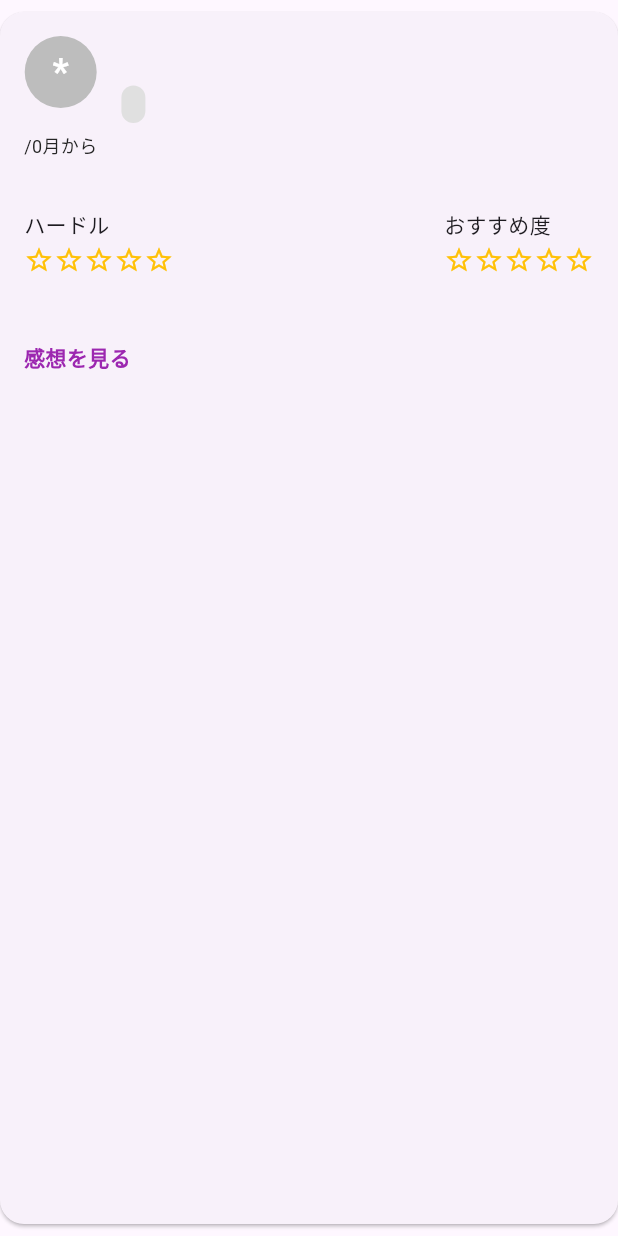
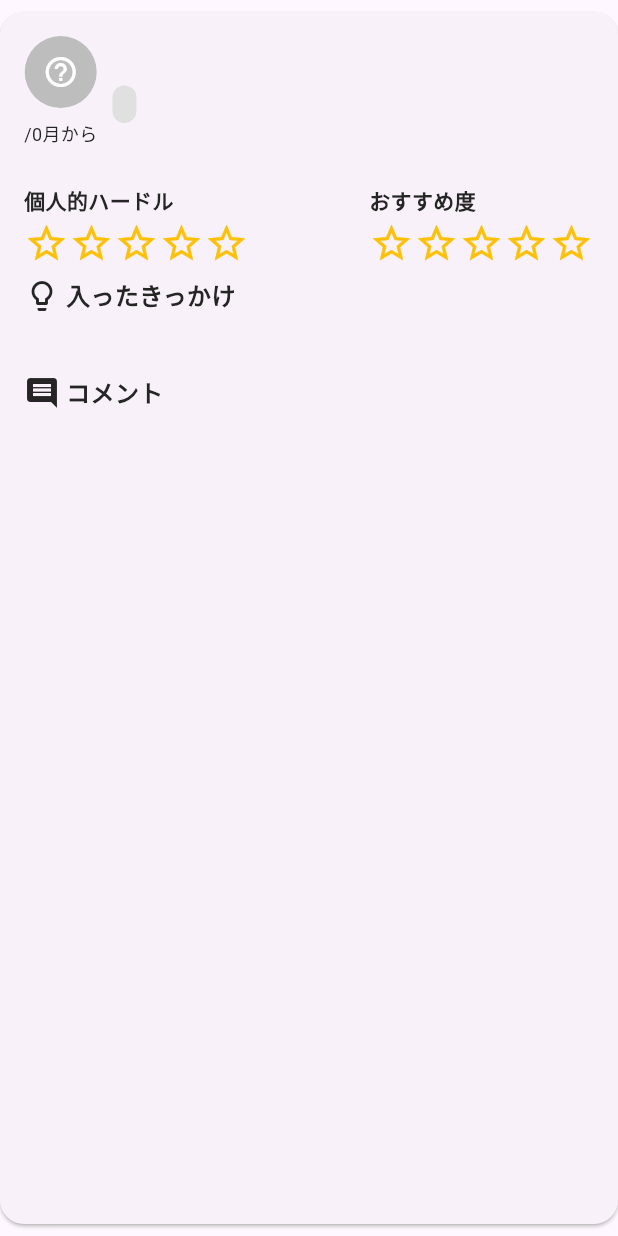
Before and after one commit to raimudes86/TsukuLog, a Flutter app: the CareerDetailCard widget shown alone on an empty page, opened directly with empty values, on a phone screen of 412 x 824 dp. Run offline on Flutter 3.47's test engine with Material 3 defaults, Android fonts, the phone set to English and light mode, and no system bars; our stand-ins replace cloud_firestore, firebase_core; accounts and stored records are empty.

Commit message:
fix 詳細ページ

```diff
--- a/lib/components/career_detail_card.dart
+++ b/lib/components/career_detail_card.dart
@@ -1,4 +1,5 @@
 import 'package:flutter/material.dart';
+import 'package:tsukulog/components/career_icon.dart';
 
 class CareerDetailCard extends StatefulWidget {
   final String title;
@@ -49,25 +50,8 @@ class _CareerDetailCardState extends State<CareerDetailCard> {
                 Column(
                   mainAxisAlignment: MainAxisAlignment.center,
                   children: [
-                    Container(
-                      width: 48,
-                      height: 48,
-                      decoration: BoxDecoration(
-                        shape: BoxShape.circle,
-                        color: Colors.grey[400],
-                      ),
-                      child: const Center(
-                        child: Text(
-                          '*',
-                          style: TextStyle(
-                            fontSize: 24,
-                            fontWeight: FontWeight.bold,
-                            color: Colors.white,
-                          ),
-                        ),
-                      ),
-                    ),
-                    const SizedBox(height: 16),
+                    CareerIcon(categoryName: widget.category),
+                    const SizedBox(height: 8),
                     Text(
                       '${widget.startGrade}/${widget.startMonth}月から',
                       style: TextStyle(
@@ -76,7 +60,7 @@ class _CareerDetailCardState extends State<CareerDetailCard> {
                       ),
                     ),
                     Text(
-                      '${widget.span}',
+                      widget.span,
                       style: TextStyle(
                         fontSize: 12,
                         color: Color(0xFF252525),
@@ -84,7 +68,7 @@ class _CareerDetailCardState extends State<CareerDetailCard> {
                     ),
                   ],
                 ),
-                const SizedBox(width: 16),
+                const SizedBox(width:10),
                 // タイトルとカテゴリ
                 Expanded(
                   child: Column(
@@ -122,7 +106,7 @@ class _CareerDetailCardState extends State<CareerDetailCard> {
                 ),
               ],
             ),
-            const SizedBox(height: 16),
+            const SizedBox(height: 8),
 
             // ハードルとおすすめ度の星評価
             Row(
@@ -131,7 +115,12 @@ class _CareerDetailCardState extends State<CareerDetailCard> {
                 Column(
                   crossAxisAlignment: CrossAxisAlignment.start,
                   children: [
-                    const Text('ハードル', style: TextStyle(fontSize: 14)),
+                    const Text('個人的ハードル',
+                      style: TextStyle(fontSize: 14,
+                      color: Color(0xFF252525),
+                      fontWeight: FontWeight.bold,
+                      ),
+                    ),
                     const SizedBox(height: 4),
                     _buildStarRating(widget.difficultLevel),
                   ],
@@ -139,53 +128,81 @@ class _CareerDetailCardState extends State<CareerDetailCard> {
                 Column(
                   crossAxisAlignment: CrossAxisAlignment.start,
                   children: [
-                    const Text('おすすめ度', style: TextStyle(fontSize: 14)),
+                    const Text('おすすめ度',
+                      style: TextStyle(fontSize: 14,
+                        color: Color(0xFF252525),
+                        fontWeight: FontWeight.bold,
+                      ),
+                    ),
                     const SizedBox(height: 4),
                     _buildStarRating(widget.recommendLevel),
                   ],
                 ),
               ],
             ),
-            const SizedBox(height: 16),
-
+            const SizedBox(height: 8),
             // 理由
+            Row(
+              crossAxisAlignment: CrossAxisAlignment.start,
+              children: [
+                const Icon(Icons.lightbulb_outline, color: Color(0xFF252525), size: 24),
+                const SizedBox(width: 4),
+                Expanded(
+                  child: Column(
+                    crossAxisAlignment: CrossAxisAlignment.start,
+                    children: [
+                      const Text(
+                        '入ったきっかけ',
+                        style: TextStyle(
+                          fontSize: 16,
+                          color: Color(0xFF252525),
+                          fontWeight: FontWeight.bold,
+                        ),
+                      ),
+                    ],
+                  ),
+                ),
+              ],
+            ),
+            const SizedBox(height: 4),
             Text(
               widget.reason,
               style: const TextStyle(
                 fontSize: 14,
-                color: Color(0XFF252525),
+                color: Color(0xFF252525),
               ),
             ),
-            const SizedBox(height: 8),
+            const SizedBox(height: 16),
 
-            // 感想を見るリンク
-            InkWell(
-              onTap: () {
-                // 感想を表示・非表示切り替え
-                setState(() {
-                  _isCommentVisible = !_isCommentVisible;
-                });
-              },
-              child: Text(
-                _isCommentVisible ? '感想を閉じる' : '感想を見る',
-                style: const TextStyle(
-                  fontSize: 14,
-                  color: Colors.purple,
+            // コメント
+            Row(
+              crossAxisAlignment: CrossAxisAlignment.start,
+              children: [
+                const Icon(Icons.comment, color: Color(0xFF252525), size: 24),
+                const SizedBox(width: 4),
+                Expanded(
+                  child: Column(
+                    crossAxisAlignment: CrossAxisAlignment.start,
+                    children: [
+                      const Text(
+                        'コメント',
+                        style: TextStyle(
+                          fontSize: 16,
+                          color: Color(0xFF252525),
                           fontWeight: FontWeight.bold,
                         ),
                       ),
+                    ],
                   ),
-
-            // 感想（表示・非表示）
-            if (_isCommentVisible)
-              Padding(
-                padding: const EdgeInsets.only(top: 8),
-                child: Text(
+                ),
+              ],
+            ),
+            const SizedBox(height: 4),
+            Text(
               widget.comment,
               style: const TextStyle(
                 fontSize: 14,
-                    color: Color(0XFF252525),
-                  ),
+                color: Color(0xFF252525),
               ),
             ),
           ],
@@ -201,7 +218,7 @@ class _CareerDetailCardState extends State<CareerDetailCard> {
         return Icon(
           index < stars ? Icons.star : Icons.star_border,
           color: Colors.amber,
-          size: 20,
+          size: 30,
         );
       }),
     );
--- /dev/null
+++ b/lib/components/career_icon.dart
@@ -0,0 +1,76 @@
+import 'package:flutter/material.dart';
+
+class CareerIcon extends StatelessWidget {
+  final String categoryName;
+  final double size;
+
+  CareerIcon({super.key, required this.categoryName, this.size = 48.0});
+
+  final Map<String, Map<String, dynamic>> _categoryStyles = {
+    'アルバイト': {
+      'icon': Icons.store,
+      'backgroundColor': Colors.orange,
+      'iconColor': Colors.white,
+    },
+    'ハッカソン': {
+      'icon': Icons.lightbulb,
+      'backgroundColor': Colors.yellow,
+      'iconColor': Colors.black,
+    },
+    '長期インターン': {
+      'icon': Icons.business_center,
+      'backgroundColor': Colors.blue,
+      'iconColor': Colors.white,
+    },
+    '短期インターン': {
+      'icon': Icons.work,
+      'backgroundColor': Colors.lightBlue,
+      'iconColor': Colors.white,
+    },
+    '授業': {
+      'icon': Icons.menu_book,
+      'backgroundColor': Colors.green,
+      'iconColor': Colors.white,
+    },
+    '学生組織': {
+      'icon': Icons.groups,
+      'backgroundColor': Colors.purple,
+      'iconColor': Colors.white,
+    },
+  };
+
+  @override
+  Widget build(BuildContext context) {
+    final style = _categoryStyles[categoryName];
+
+    if (style != null) {
+      return Container(
+        width: size,
+        height: size,
+        decoration: BoxDecoration(
+          shape: BoxShape.circle,
+          color: style['backgroundColor'],
+        ),
+        child: Icon(
+          style['icon'],
+          size: size * 0.6, // アイコンのサイズ調整
+          color: style['iconColor'],
+        ),
+      );
+    } else {
+      return Container(
+        width: size,
+        height: size,
+        decoration: BoxDecoration(
+          shape: BoxShape.circle,
+          color: Colors.grey[400],
+        ),
+        child: Icon(
+          Icons.help_outline,
+          color: Colors.white,
+          size: size * 0.5, // アイコンサイズを調整
+        ),
+      );
+    }
+  }
+}
--- a/lib/pages/my_home_page.dart
+++ b/lib/pages/my_home_page.dart
@@ -1,6 +1,5 @@
 import 'package:flutter/material.dart';
 import 'package:tsukulog/models/user.dart';
-import 'package:tsukulog/pages/show_page.dart';
 import 'package:tsukulog/components/user_button.dart';
 import 'package:tsukulog/repositories/user_repository.dart';
 
--- a/lib/pages/show_page.dart
+++ b/lib/pages/show_page.dart
@@ -32,6 +32,7 @@ class _ShowPageState extends State<ShowPage> {
   String grade = '';
   String major = '';
   String futurePath = '';
+  int selecetedIcon = 1;
   CareerHistory? bestCareer;
   List<CareerHistory> careerHistories = [];
   List<Qualification> qualifications = [];
@@ -58,6 +59,7 @@ class _ShowPageState extends State<ShowPage> {
         grade = user.grade;
         major = user.major;
         futurePath = user.futurePath;
+        selecetedIcon = user.selectedIcon;
         bestCareer = user.bestCareer;
         careerHistories = user.careerHistorys;
         qualifications = user.qualifications;
@@ -100,6 +102,7 @@ class _ShowPageState extends State<ShowPage> {
                     major: major,
                     futurePath: futurePath,
                     star: star,
+                    selectedIcon: selecetedIcon,
                     // imageUrl: '',
                   ),
 
```
Also changed, not shown: lib/components/best_career_card.dart (+47 -27 lines), lib/components/career_history_card.dart (+16 -8 lines), lib/components/profile_card.dart (+34 -8 lines), lib/components/user_button.dart (+4 -3 lines). Lines whose indentation alone changed are shown as unchanged.
